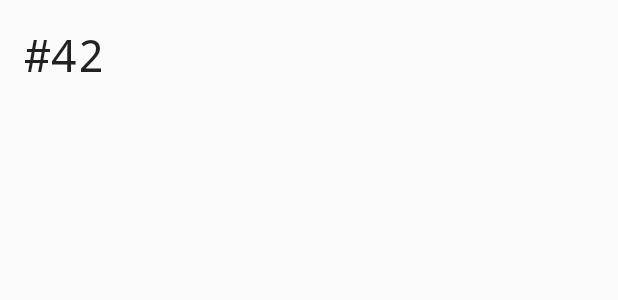
After one commit to climbbikehike/DeadlineSchmedline, an Android app: the layout course_list_item.xml on its own in the app's theme, with its tools: preview values and no code run, on a phone screen of 412 x 824 dp. The commit adds this screen. Shown: the top 300 px of the screen. Run offline under Robolectric (Android 15) with nearby library versions, the phone set to English and light mode, and no system bars.

Commit message:
Adding course list with recycler view

```diff
--- a/app/build.gradle
+++ b/app/build.gradle
@@ -30,9 +30,8 @@ dependencies {
     androidTestImplementation 'com.android.support.test.espresso:espresso-core:3.0.1'
     compile 'com.google.android.gms:play-services-auth:15.0.1'
     compile 'com.google.firebase:firebase-database:15.0.1'
+    compile 'com.android.support:recyclerview-v7:27.1.1'
 }
 
 
-
-
 apply plugin: 'com.google.gms.google-services'
--- a/app/src/main/java/com/lorin/deadlineschmedline/activities/AddCourseActivity.java
+++ b/app/src/main/java/com/lorin/deadlineschmedline/activities/AddCourseActivity.java
@@ -22,7 +22,7 @@ public class AddCourseActivity extends AppCompatActivity {
     private FirebaseUser mCurrentUser;
     private EditText courseName;
     private Button buttonSave;
-    private final Long DEFAULT_DATE = 1514782800000;   // Jan 1st 2018
+    private final Long DEFAULT_DATE = (new Date()).getTime();   // Today's Date
 
     @Override
     protected void onCreate(Bundle savedInstanceState) {
@@ -42,7 +42,7 @@ public class AddCourseActivity extends AppCompatActivity {
             public void onClick(View v) {
                 Course course = new Course(courseName.getText().toString(),
                                             new Date().getTime(),
-                                            new Date(DEFAULT_DATE).getTime(),
+                                            DEFAULT_DATE,
                                             0.0);
 
                 mDatabase.child("users")
--- a/app/src/main/java/com/lorin/deadlineschmedline/models/Course.java
+++ b/app/src/main/java/com/lorin/deadlineschmedline/models/Course.java
@@ -9,7 +9,7 @@ import java.util.Date;
 /**
  * This class contains the data for a Course that will be tracked.
  */
-public class Course implements Addable {
+public class Course {
     private String name;
     private Long dateCreated;
     private Long dateWhenCourseEnds;
--- a/app/src/main/java/com/lorin/deadlineschmedline/models/CourseComponent.java
+++ b/app/src/main/java/com/lorin/deadlineschmedline/models/CourseComponent.java
@@ -9,7 +9,7 @@ import java.util.Date;
 /**
  * This class holds the data for a component of a Course. For example, a Project or Assignment
  */
-public class CourseComponent implements Addable {
+public class CourseComponent {
     private Course parentCourse;
     private String name;
     private String componentType;
--- /dev/null
+++ b/app/src/main/res/layout/course_list_item.xml
@@ -0,0 +1,18 @@
+<?xml version="1.0" encoding="utf-8"?>
+<FrameLayout xmlns:android="http://schemas.android.com/apk/res/android"
+    xmlns:tools="http://schemas.android.com/tools"
+    android:layout_width="match_parent"
+    android:layout_height="wrap_content"
+    android:padding="16dp">
+
+    <TextView
+        android:id="@+id/tv_course_item"
+        android:layout_width="wrap_content"
+        android:layout_height="wrap_content"
+        style="@style/TextAppearance.AppCompat.Title"
+        android:layout_gravity="center_vertical|start"
+        android:fontFamily="monospace"
+        android:textSize="30sp"
+        tools:text="#42"/>
+
+</FrameLayout>
```
Also changed, not shown: app/src/main/java/com/lorin/deadlineschmedline/activities/MainActivity.java (+31 -4 lines), app/src/main/java/com/lorin/deadlineschmedline/models/CourseAdapter.java (added, +146 -0 lines), app/src/main/java/com/lorin/deadlineschmedline/models/CourseListFirebaseRecyclerAdapter.java (added, +8 -0 lines), app/src/main/java/com/lorin/deadlineschmedline/models/CourseViewHolder.java (added, +20 -0 lines), app/src/main/res/layout/activity_main.xml (+14 -0 lines), app/src/main/res/layout/main_line_view.xml (added, +18 -0 lines).
